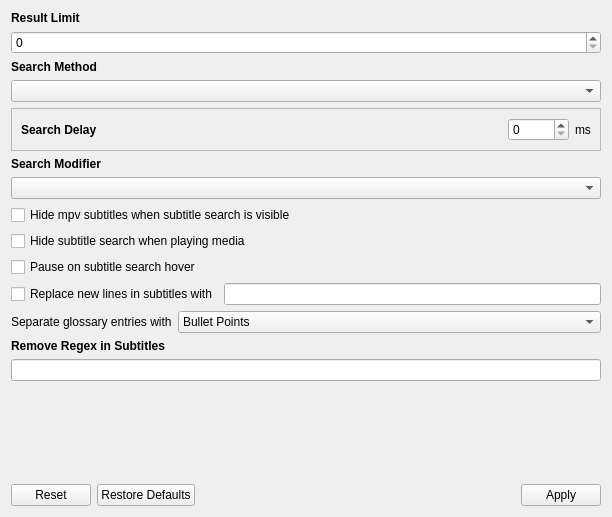
Qt form src/gui/widgets/settings/searchsettings.ui (ripose-jp/Memento) before a commit.
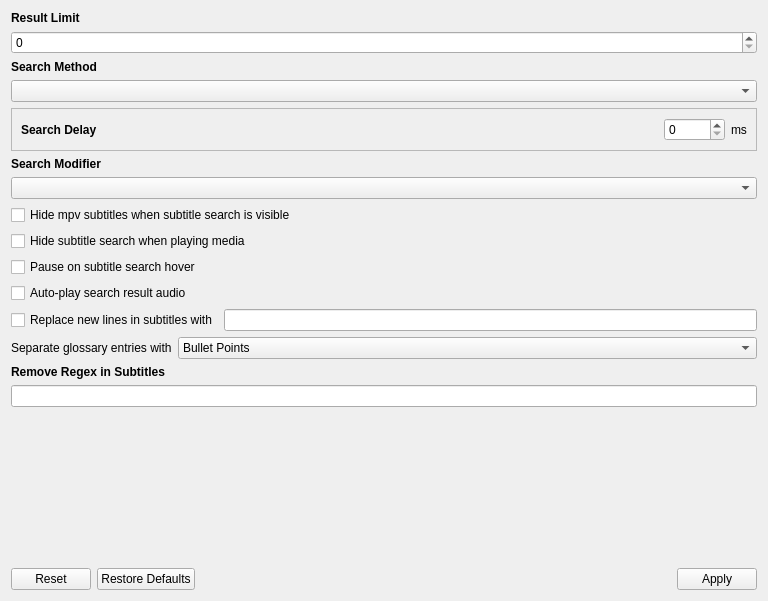
The same form after that commit.

Commit message:
src/settings/searchsettings: add auto-play audio
Add auto-playing of the first result's term audio. This settings is
disabled by default.

Closes #168

Patch:
```diff
--- a/src/gui/widgets/settings/searchsettings.ui
+++ b/src/gui/widgets/settings/searchsettings.ui
@@ -6,8 +6,8 @@
    <rect>
     <x>0</x>
     <y>0</y>
-    <width>612</width>
-    <height>517</height>
+    <width>768</width>
+    <height>601</height>
    </rect>
   </property>
   <property name="windowTitle">
@@ -27,8 +27,8 @@
        <rect>
         <x>0</x>
         <y>0</y>
-        <width>579</width>
-        <height>524</height>
+        <width>735</width>
+        <height>556</height>
        </rect>
       </property>
       <layout class="QVBoxLayout" name="layoutScrollArea">
@@ -192,6 +192,16 @@
            </property>
           </widget>
          </item>
+         <item>
+          <widget class="QCheckBox" name="checkAutoPlayAudio">
+           <property name="toolTip">
+            <string>Automatically play audio for the top search result</string>
+           </property>
+           <property name="text">
+            <string>Auto-play search result audio</string>
+           </property>
+          </widget>
+         </item>
         </layout>
        </item>
        <item>
```
The commit also changes 5 other files.
